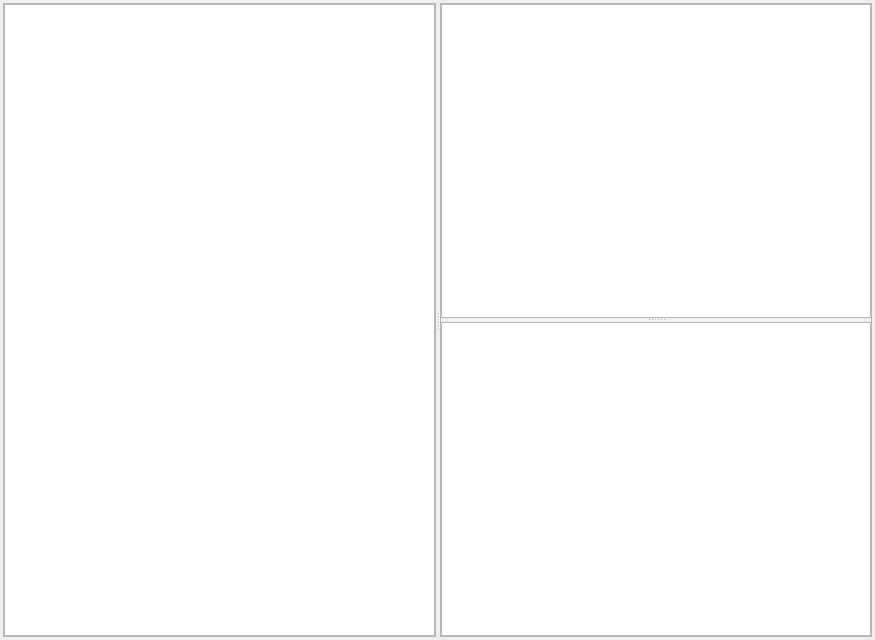
xaoctech/dava.engine, file Tools/ResourceEditor/DataQt/materialeditor.ui: the form before one commit.
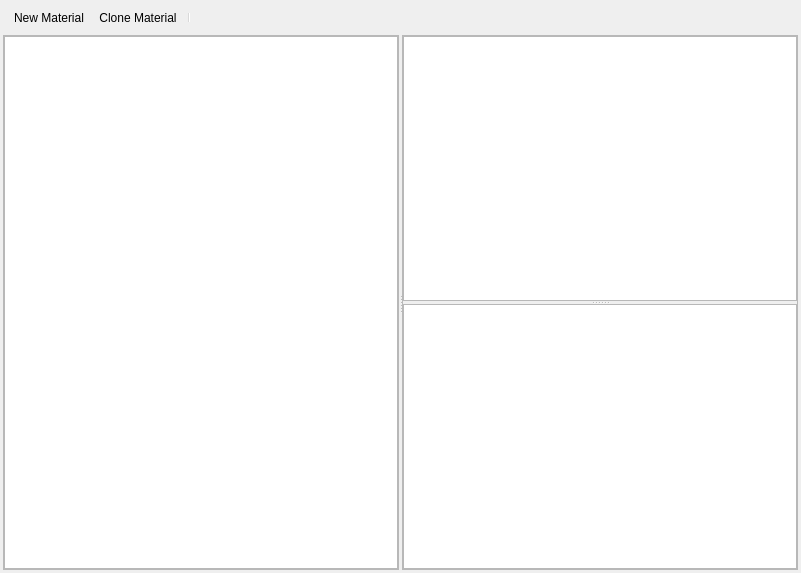
The form after the commit. Icons and pictures are not drawn. Custom widgets are drawn as their Qt base class.

The edit to the form file:
```diff
--- a/Tools/ResourceEditor/DataQt/materialeditor.ui
+++ b/Tools/ResourceEditor/DataQt/materialeditor.ui
@@ -6,25 +6,45 @@
    <rect>
     <x>0</x>
     <y>0</y>
-    <width>875</width>
-    <height>640</height>
+    <width>801</width>
+    <height>573</height>
    </rect>
   </property>
   <property name="windowTitle">
    <string>Material Editor</string>
   </property>
-  <layout class="QVBoxLayout" name="verticalLayout_2">
+  <property name="windowIcon">
+   <iconset resource="QtIcons.qrc">
+    <normaloff>:/QtIcons/materialeditor.png</normaloff>:/QtIcons/materialeditor.png</iconset>
+  </property>
+  <layout class="QVBoxLayout" name="verticalLayout_2" stretch="0,0">
    <property name="spacing">
-    <number>6</number>
+    <number>3</number>
    </property>
    <property name="margin">
     <number>3</number>
    </property>
+   <item>
+    <widget class="QToolBar" name="toolbar">
+     <property name="iconSize">
+      <size>
+       <width>16</width>
+       <height>16</height>
+      </size>
+     </property>
+     <addaction name="actionNewMaterial"/>
+     <addaction name="actionCloneMaterial"/>
+     <addaction name="separator"/>
+    </widget>
+   </item>
    <item>
     <widget class="QSplitter" name="splitter">
      <property name="orientation">
       <enum>Qt::Horizontal</enum>
      </property>
+     <property name="handleWidth">
+      <number>3</number>
+     </property>
      <widget class="QFrame" name="frame">
       <property name="frameShape">
        <enum>QFrame::StyledPanel</enum>
@@ -58,7 +78,10 @@
       <property name="frameShadow">
        <enum>QFrame::Raised</enum>
       </property>
-      <layout class="QHBoxLayout" name="horizontalLayout">
+      <layout class="QVBoxLayout" name="verticalLayout_3">
+       <property name="spacing">
+        <number>3</number>
+       </property>
        <property name="margin">
         <number>0</number>
        </property>
@@ -67,8 +90,15 @@
          <property name="orientation">
           <enum>Qt::Vertical</enum>
          </property>
+         <property name="handleWidth">
+          <number>3</number>
+         </property>
          <widget class="QtPropertyEditor" name="materialProperty"/>
-         <widget class="QtPropertyEditor" name="materialTexture"/>
+         <widget class="QtPropertyEditor" name="materialTexture">
+          <attribute name="headerVisible">
+           <bool>false</bool>
+          </attribute>
+         </widget>
         </widget>
        </item>
       </layout>
@@ -76,6 +106,24 @@
     </widget>
    </item>
   </layout>
+  <action name="actionNewMaterial">
+   <property name="icon">
+    <iconset resource="QtIcons.qrc">
+     <normaloff>:/QtIcons/sphere_add.png</normaloff>:/QtIcons/sphere_add.png</iconset>
+   </property>
+   <property name="text">
+    <string>New Material</string>
+   </property>
+  </action>
+  <action name="actionCloneMaterial">
+   <property name="icon">
+    <iconset resource="QtIcons.qrc">
+     <normaloff>:/QtIcons/sphere-clone.png</normaloff>:/QtIcons/sphere-clone.png</iconset>
+   </property>
+   <property name="text">
+    <string>Clone Material</string>
+   </property>
+  </action>
  </widget>
  <customwidgets>
   <customwidget>
```
Left out of the diff: 4 changed lines with no effect on the pictures.
